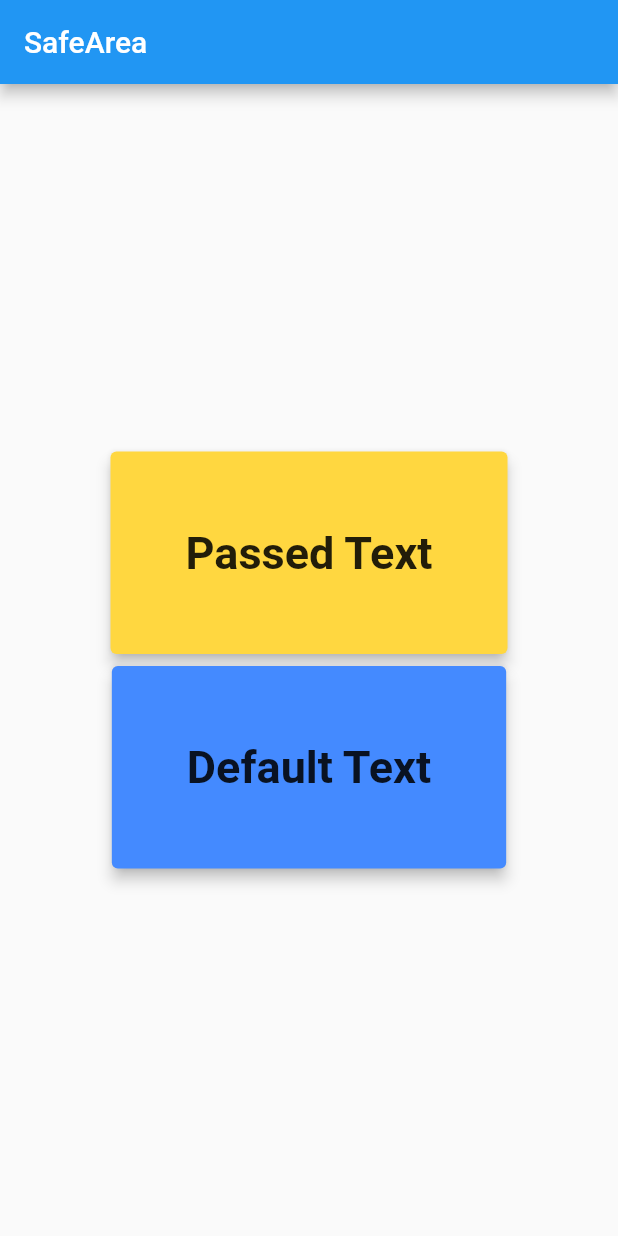
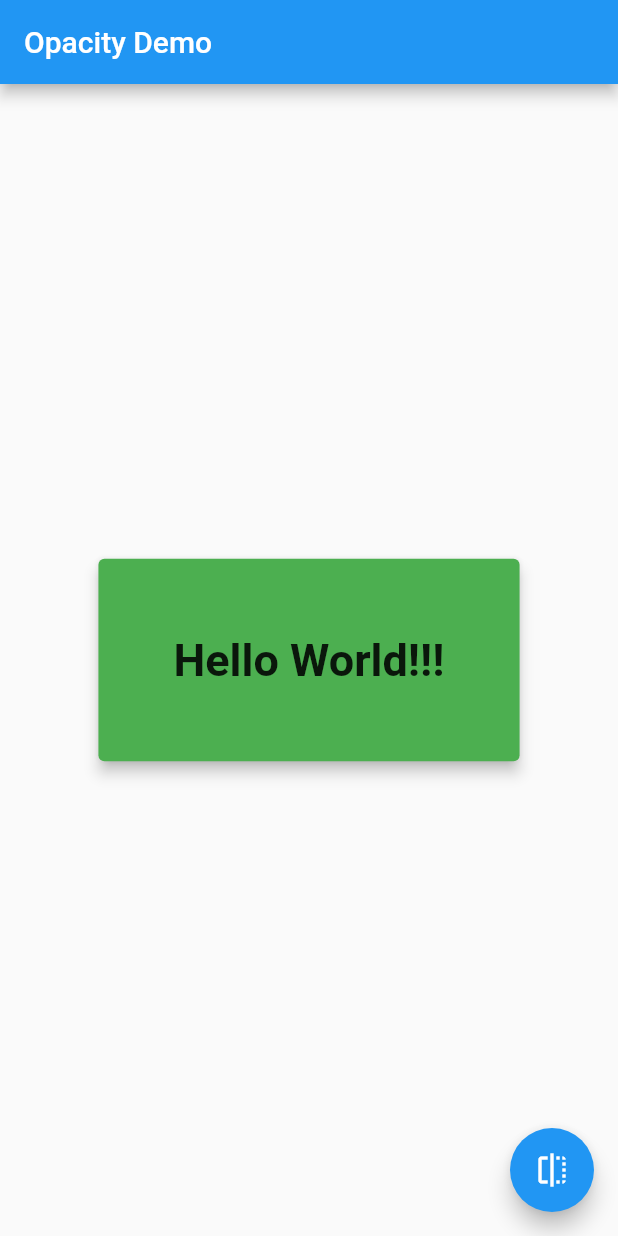
Before and after one commit to jesselima/widget_of_the_week, a Flutter app: the screen it shows after launch, on a phone screen of 412 x 824 dp. Run offline on Flutter 3.47's test engine with Material 2 defaults, Android fonts, the phone set to English and light mode, and no system bars.

Commit message:
Fade Transition with OpacityAnimated Widget

```diff
--- a/lib/main.dart
+++ b/lib/main.dart
@@ -4,24 +4,24 @@ import 'package:widget_of_the_week/my_card.dart';
 void main() => runApp(MyApp());
 
 class MyApp extends StatelessWidget {
-
   @override
   Widget build(BuildContext context) {
+
+    final appTitle = 'Opacity Demo';
+
     return MaterialApp(
-      title: 'Flutter Demo',
-      theme: ThemeData(
-        primarySwatch: Colors.blue,
-      ),
-      home: MyHomePage(title: 'SafeArea'),
+      title: appTitle,
+      home: MyHomePage(title: appTitle),
     );
   }
 }
 
+
 class MyHomePage extends StatefulWidget {
 
+  final String title;
+
   MyHomePage({Key key, this.title}) : super(key: key);
-
-  final String title;
 
   @override
   _MyHomePageState createState() => _MyHomePageState();
@@ -29,20 +29,29 @@ class MyHomePage extends StatefulWidget {
 
 class _MyHomePageState extends State<MyHomePage> {
 
+  bool _visible = true;
+
   @override
   Widget build(BuildContext context) {
     return Scaffold(
       appBar: AppBar(
-        title: Text("SafeArea"),
+        title: Text(widget.title),
       ),
       body: Center(
-        child: Column(
-          mainAxisAlignment: MainAxisAlignment.center,
-          children: <Widget>[
-            MyCard(cardColor: Colors.amberAccent, cardText: "Passed Text",),
-            MyCard(),
-          ],
+        child: AnimatedOpacity(
+          opacity: _visible ? 1.0 : 0.0,
+          duration: Duration(milliseconds: 500),
+          child: MyCard(cardText: "Hello World!!!", cardColor: Colors.green)
         ),
+      ),
+      floatingActionButton: FloatingActionButton(
+        onPressed: () {
+          setState(() {
+            _visible = !_visible;
+          });
+        },
+        tooltip: 'Toggle Opacity',
+        child: Icon(Icons.flip),
       ),
     );
   }
```
Also changed, not shown: 1 other file.
